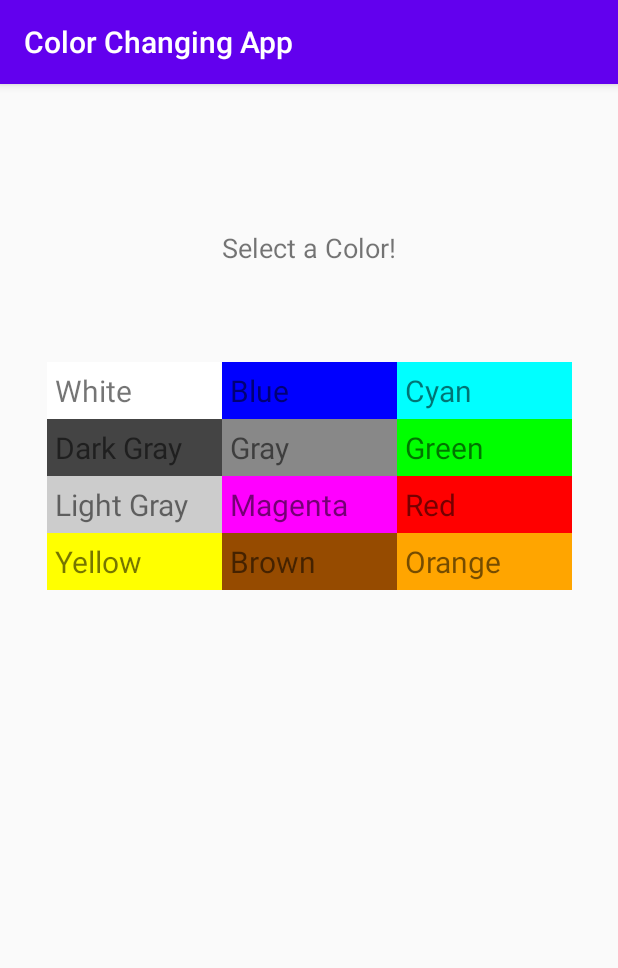
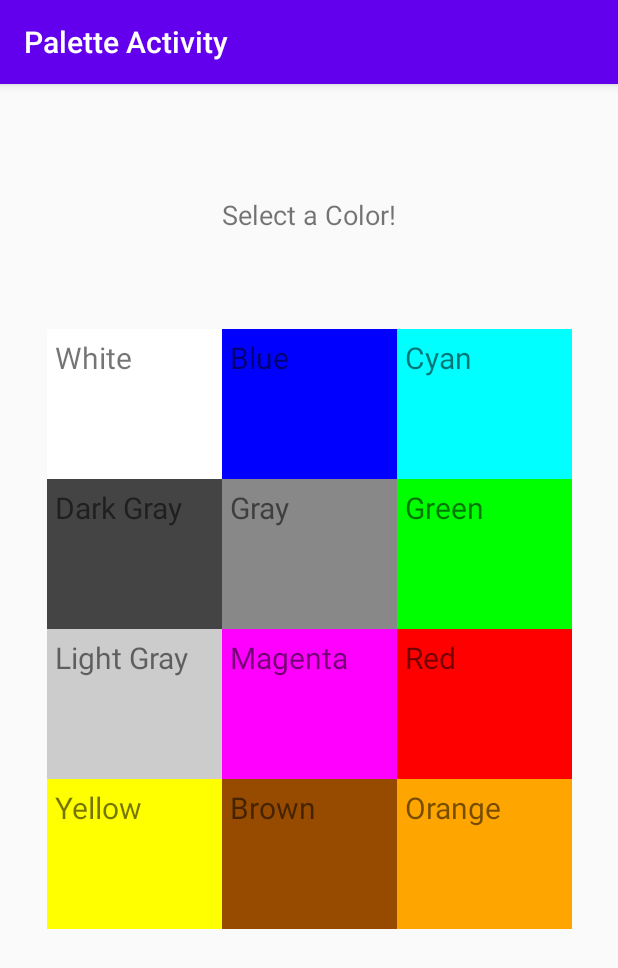
Before and after one commit to KarlSchaller/ColorChangingApp, an Android app: the screen it shows after launch (PaletteActivity), on a phone screen of 412 x 824 dp. Shown: the top 968 px of the screen. Run offline under Robolectric (Android 15) with nearby library versions, the phone set to English and light mode, and no system bars.

Commit message:
set activity titles

```diff
--- a/app/src/main/AndroidManifest.xml
+++ b/app/src/main/AndroidManifest.xml
@@ -14,7 +14,6 @@
         <activity android:name=".PaletteActivity">
             <intent-filter>
                 <action android:name="android.intent.action.MAIN" />
-
                 <category android:name="android.intent.category.LAUNCHER" />
             </intent-filter>
         </activity>
--- a/app/src/main/java/edu/temple/colorchangingapp/CanvasActivity.java
+++ b/app/src/main/java/edu/temple/colorchangingapp/CanvasActivity.java
@@ -16,6 +16,7 @@ public class CanvasActivity extends AppCompatActivity {
     protected void onCreate(Bundle savedInstanceState) {
         super.onCreate(savedInstanceState);
         setContentView(R.layout.activity_canvas);
+        setTitle("Canvas Activity");
 
         Intent intent = getIntent();
 
--- a/app/src/main/java/edu/temple/colorchangingapp/ColorAdapter.java
+++ b/app/src/main/java/edu/temple/colorchangingapp/ColorAdapter.java
@@ -56,6 +56,7 @@ public class ColorAdapter extends BaseAdapter {
             textView = new TextView(context);
             textView.setTextSize(20);
             textView.setPadding(8, 8, 8, 8);
+            textView.setHeight(150);
         }
         else
             textView = (TextView) convertView;
--- a/app/src/main/java/edu/temple/colorchangingapp/PaletteActivity.java
+++ b/app/src/main/java/edu/temple/colorchangingapp/PaletteActivity.java
@@ -21,6 +21,7 @@ public class PaletteActivity extends AppCompatActivity {
     protected void onCreate(Bundle savedInstanceState) {
         super.onCreate(savedInstanceState);
         setContentView(R.layout.activity_palette);
+        setTitle("Palette Activity");
 
         grid = findViewById(R.id.grid);
         ColorAdapter adapter = new ColorAdapter(this);
--- a/app/src/main/res/layout/activity_palette.xml
+++ b/app/src/main/res/layout/activity_palette.xml
@@ -16,7 +16,7 @@
         app:layout_constraintLeft_toLeftOf="parent"
         app:layout_constraintRight_toRightOf="parent"
         app:layout_constraintTop_toTopOf="parent"
-        app:layout_constraintVertical_bias="0.13" />
+        app:layout_constraintVertical_bias="0.100000024" />
 
     <GridView
         android:id="@+id/grid"
```
